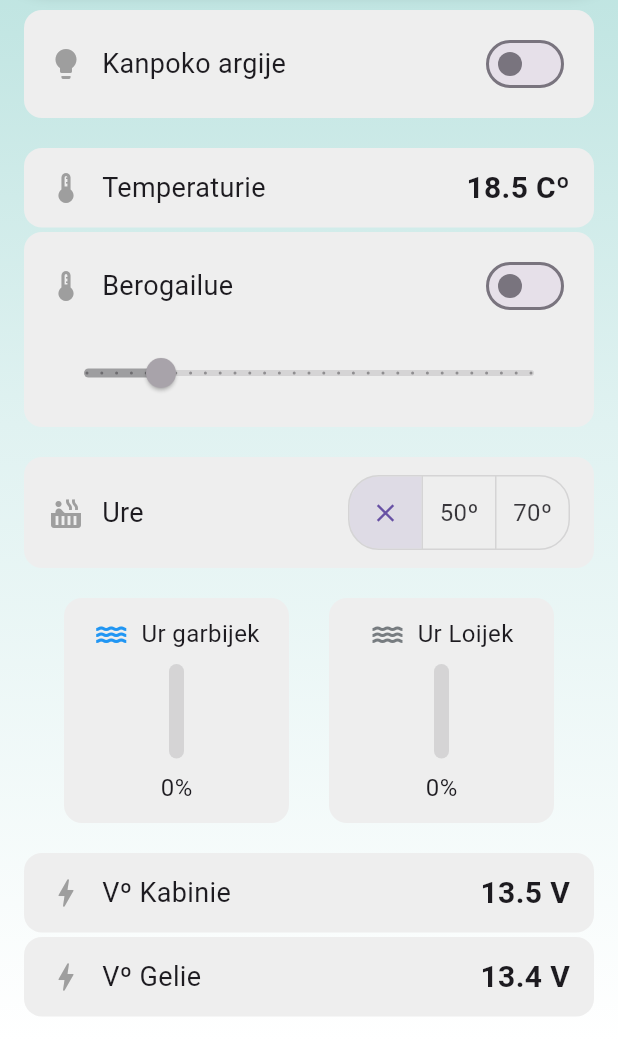
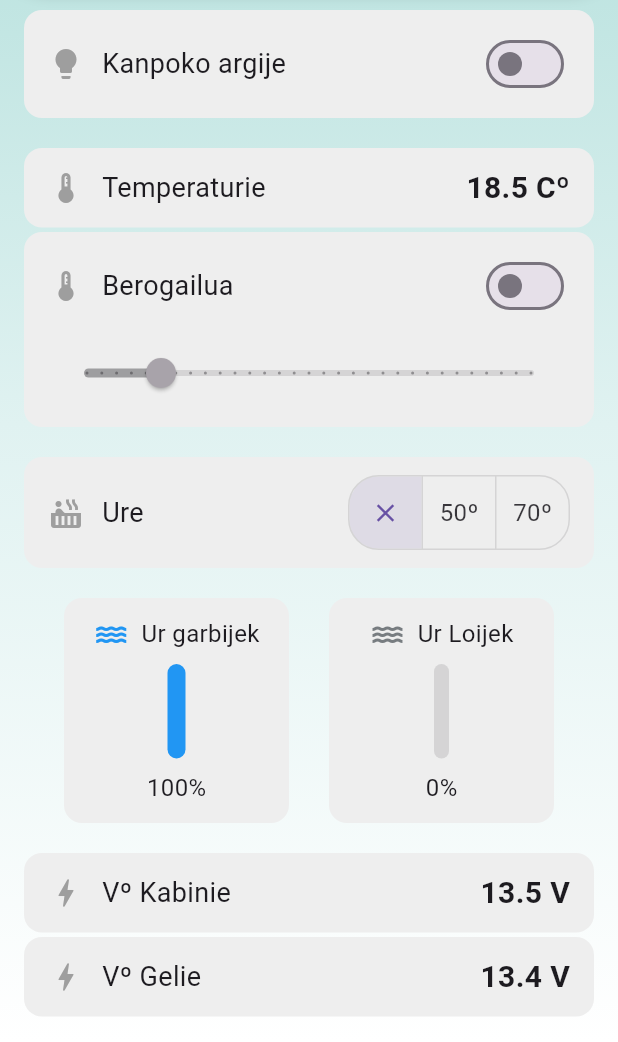
Before and after one commit to perikobermio/iratxo, a Flutter app: the Home screen opened directly, on a phone screen of 412 x 824 dp, the part 194-1236 px from its top. Run offline on Flutter 3.47's test engine with Material 3 defaults, Android fonts, the phone set to English and light mode, and no system bars; our stand-ins replace flutter_blue_plus.

Commit message:
danak notifier

```diff
--- a/lib/data.dart
+++ b/lib/data.dart
@@ -8,11 +8,11 @@ class Data {
 
   Map<String, dynamic> v = {
     'out_light':      ValueNotifier<bool>(false),
-    'hot_state':      false,
-    'hot_temp':       15.0,
+    'hot_state':      ValueNotifier<bool>(false),
+    'hot_temp':       ValueNotifier<double>(15.0),
     'water_state':    ValueNotifier<int>(0),
-    'water_clean':    0.0,
-    'water_dirt':     0.0,
+    'water_clean':    ValueNotifier<double>(100.0),
+    'water_dirt':     ValueNotifier<double>(0.0),
     'energy_cabine':  ValueNotifier<double>(13.5),
     'energy_room':    ValueNotifier<double>(13.4),
     'room_temp':      ValueNotifier<double>(18.5),
@@ -20,11 +20,11 @@ class Data {
 
   void sync(Map<String, dynamic> response) {
     if (response.containsKey('OUT_LIGHT'))      v['out_light'].value      = response['OUT_LIGHT'] == 1 ? false : true;
-    if (response.containsKey('HOT_STATE'))      v['hot_state']            = response['HOT_STATE'] == 1 ? true : false;
-    if (response.containsKey('HOT_TEMP'))       v['hot_temp']             = response['HOT_TEMP'].toDouble();
+    if (response.containsKey('HOT_STATE'))      v['hot_state'].value      = response['HOT_STATE'] == 1 ? true : false;
+    if (response.containsKey('HOT_TEMP'))       v['hot_temp'].value       = response['HOT_TEMP'].toDouble();
     if (response.containsKey('WATER_STATE'))    v['water_state'].value    = response['WATER_STATE'];
-    if (response.containsKey('WATER_CLEAN'))    v['water_clean']          = response['WATER_CLEAN'].toDouble();
-    if (response.containsKey('WATER_DIRT'))     v['water_dirt']           = response['WATER_DIRT'].toDouble();
+    if (response.containsKey('WATER_CLEAN'))    v['water_clean'].value    = response['WATER_CLEAN'].toDouble();
+    if (response.containsKey('WATER_DIRT'))     v['water_dirt'].value     = response['WATER_DIRT'].toDouble();
     if (response.containsKey('ENERGY_CABINE'))  v['energy_cabine'].value  = response['ENERGY_CABINE'].toDouble();
     if (response.containsKey('ENERGY_ROOM'))    v['energy_room'].value    = response['ENERGY_ROOM'].toDouble();
     if (response.containsKey('ROOM_TEMP'))      v['room_temp'].value      = response['ROOM_TEMP'].toDouble();
--- a/lib/horizontal_dinamyc_slide.dart
+++ b/lib/horizontal_dinamyc_slide.dart
@@ -1,39 +1,31 @@
 import 'package:flutter/material.dart';
 
-class HorizontalDinamycSlide extends StatefulWidget {
+class HorizontalDinamycSlide extends StatelessWidget {
   final String title;
   final IconData icons;
-  final bool state;
-  final double value;
+  final ValueNotifier<bool> state;
+  final ValueNotifier<double> value;
 
-  const HorizontalDinamycSlide({super.key,
+  const HorizontalDinamycSlide({
+    super.key,
     required this.title,
     required this.icons,
-    this.state = false,
+    required this.state,
     required this.value,
   });
 
   @override
-  State<HorizontalDinamycSlide> createState() => _HorizontalDinamycSlide();
-}
-
-class _HorizontalDinamycSlide extends State<HorizontalDinamycSlide> {
-  late bool _state;
-  late double _value;
-
-  @override
-  void initState() {
-    super.initState();
-    _state = widget.state;
-    _value = widget.value;
-  }
-
-  @override
   Widget build(BuildContext context) {
+    return ValueListenableBuilder<bool>(
+      valueListenable: state,
+      builder: (context, isOn, _) {
+        return ValueListenableBuilder<double>(
+          valueListenable: value,
+          builder: (context, temp, _) {
             return Container(
               padding: const EdgeInsets.symmetric(horizontal: 16, vertical: 12),
               decoration: BoxDecoration(
-        color: _state ? Colors.yellow.shade100 : Colors.grey.shade200,
+                color: isOn ? Colors.yellow.shade100 : Colors.grey.shade200,
                 borderRadius: BorderRadius.circular(12),
               ),
               child: Column(
@@ -42,40 +34,40 @@ class _HorizontalDinamycSlide extends State<HorizontalDinamycSlide> {
                 children: [
                   Row(
                     children: [
-              Icon(widget.icons, color: _state ? Colors.orange : Colors.grey),
+                      Icon(icons, color: isOn ? Colors.orange : Colors.grey),
                       const SizedBox(width: 12),
-              const Text('Berogailue', style: TextStyle(fontSize: 18)),
+                      Text(title, style: const TextStyle(fontSize: 18)),
                       const Spacer(),
-              if (_state)
-                Text('${_value.toStringAsFixed(1)} °C',
+                      if (isOn)
+                        Text('${temp.toStringAsFixed(1)} °C',
                             style: const TextStyle(fontSize: 16)),
                       Switch(
-                value: _state,
-                onChanged: (value) {
-                  setState(() {
-                    _state = value;
-                  });
+                        value: isOn,
+                        onChanged: (val) {
+                          state.value = val;
                         },
                       ),
                     ],
                   ),
                   const SizedBox(height: 10),
                   Slider(
-            value: _value,
+                    value: temp,
                     min: 10,
                     max: 40,
                     divisions: 30,
-            label: '${_value.toStringAsFixed(1)} °C',
-            onChanged: _state
-                ? (value) {
-                    setState(() {
-                      _value = value;
-                    });
+                    label: '${temp.toStringAsFixed(1)} °C',
+                    onChanged: isOn
+                        ? (val) {
+                            value.value = val;
                           }
                         : null,
                   ),
                 ],
               ),
             );
+          },
+        );
+      },
+    );
   }
 }
--- a/lib/vertical_static_slide.dart
+++ b/lib/vertical_static_slide.dart
@@ -1,20 +1,24 @@
 import 'package:flutter/material.dart';
 
 class VerticalStaticSlide extends StatelessWidget {
-  final double value;
+  final ValueNotifier<double> value;
   final String title;
   final bool inverted;
   final Icon icon;
 
-  const VerticalStaticSlide({super.key,
+  const VerticalStaticSlide({
+    super.key,
     required this.value,
     required this.title,
     this.inverted = false,
-    this.icon     = const Icon(Icons.water, color: Colors.blue)
+    this.icon = const Icon(Icons.water, color: Colors.blue),
   });
 
   @override
   Widget build(BuildContext context) {
+    return ValueListenableBuilder<double>(
+      valueListenable: value,
+      builder: (context, currentValue, _) {
         return Container(
           height: 150,
           width: 150,
@@ -36,34 +40,36 @@ class VerticalStaticSlide extends StatelessWidget {
               const SizedBox(height: 8),
               Expanded(
                 child: RotatedBox(
-              quarterTurns: -1, // Gira el slider para hacerlo vertical
+                  quarterTurns: -1,
                   child: SliderTheme(
                     data: SliderTheme.of(context).copyWith(
                       trackHeight: 10,
-                  thumbShape: const RoundSliderThumbShape(enabledThumbRadius: 0), // Sin thumb
-                  overlayShape: const RoundSliderOverlayShape(overlayRadius: 0), // Sin overlay
-                  disabledActiveTrackColor: inverted ?
-                    Color.lerp(Colors.blue, Colors.red, (value.clamp(0, 100) / 100)) :
-                    Color.lerp(Colors.red, Colors.blue, (value.clamp(0, 100) / 100)),
-                  activeTickMarkColor: Colors.transparent, // Hide ticks (if any)
-                  inactiveTickMarkColor: Colors.transparent, // Hide ticks (if any)
+                      thumbShape: const RoundSliderThumbShape(enabledThumbRadius: 0),
+                      overlayShape: const RoundSliderOverlayShape(overlayRadius: 0),
+                      disabledActiveTrackColor: inverted
+                          ? Color.lerp(Colors.blue, Colors.red, (currentValue.clamp(0, 100) / 100))
+                          : Color.lerp(Colors.red, Colors.blue, (currentValue.clamp(0, 100) / 100)),
+                      activeTickMarkColor: Colors.transparent,
+                      inactiveTickMarkColor: Colors.transparent,
                     ),
                     child: Slider(
-                  value: value.clamp(0, 100),
+                      value: currentValue.clamp(0, 100),
                       min: 0,
                       max: 100,
-                  onChanged: null, // No interactivo
+                      onChanged: null, // sigue siendo no interactivo
                     ),
                   ),
                 ),
               ),
               const SizedBox(height: 8),
               Text(
-            '${value.toStringAsFixed(0)}%',
+                '${currentValue.toStringAsFixed(0)}%',
                 style: const TextStyle(fontSize: 16),
               ),
             ],
           ),
         );
+      },
+    );
   }
 }
```
Lines whose indentation alone changed are shown as unchanged.
